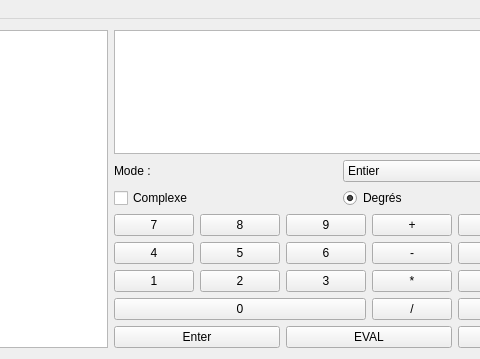
marieJulien/Projet_LO21, file Projet_LO21/mainwindow.ui: the form before one commit; both pictures show x 122 to 602 and y 0 to 359 of the 929 by 359 pixel window.
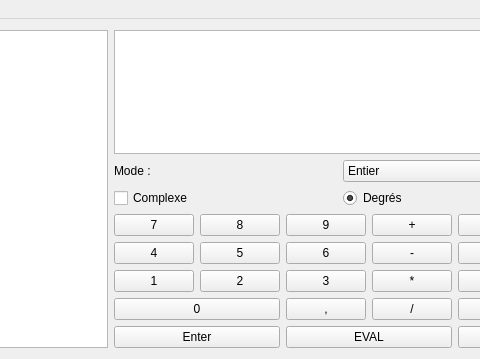
The form after the commit.

Diff of the .ui file:
```diff
--- a/Projet_LO21/mainwindow.ui
+++ b/Projet_LO21/mainwindow.ui
@@ -248,7 +248,7 @@
                 </property>
                </widget>
               </item>
-              <item row="3" column="0" colspan="3">
+              <item row="3" column="0" colspan="2">
                <widget class="QPushButton" name="pushButton_0">
                 <property name="text">
                  <string>0</string>
@@ -297,6 +297,13 @@
                 </property>
                </widget>
               </item>
+              <item row="3" column="2">
+               <widget class="QPushButton" name="pushButton_Virgule">
+                <property name="text">
+                 <string>,</string>
+                </property>
+               </widget>
+              </item>
              </layout>
             </item>
             <item>
```
Left out of the diff: 12 changed lines with no effect on the pictures.
